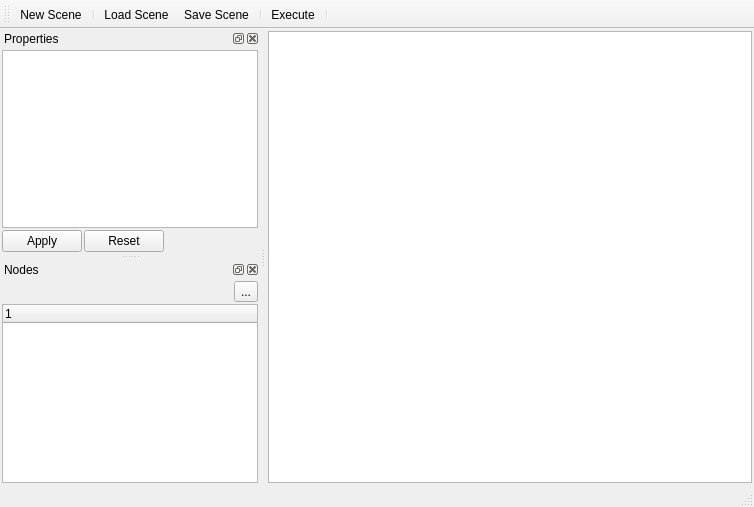
Qt form pepper/src/user_interface/win_main.ui (kumar-lakshmanan/our-py-lib) before a commit.
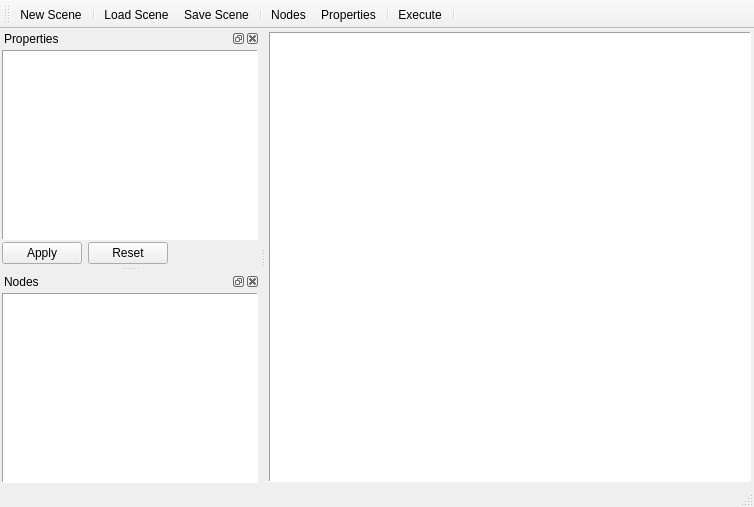
The same form after that commit.

```diff
--- a/pepper/src/user_interface/win_main.ui
+++ b/pepper/src/user_interface/win_main.ui
@@ -16,22 +16,32 @@
   <widget class="QWidget" name="centralwidget">
    <layout class="QGridLayout" name="gridLayout_3">
     <property name="leftMargin">
-     <number>2</number>
+     <number>3</number>
     </property>
     <property name="topMargin">
-     <number>2</number>
+     <number>3</number>
     </property>
     <property name="rightMargin">
-     <number>2</number>
+     <number>3</number>
     </property>
     <property name="bottomMargin">
-     <number>2</number>
+     <number>3</number>
     </property>
     <property name="spacing">
-     <number>2</number>
+     <number>3</number>
     </property>
     <item row="0" column="0">
-     <widget class="QGraphicsView" name="graphicsView"/>
+     <widget class="QGraphicsView" name="graphicsView">
+      <property name="frameShape">
+       <enum>QFrame::Panel</enum>
+      </property>
+      <property name="frameShadow">
+       <enum>QFrame::Sunken</enum>
+      </property>
+      <property name="dragMode">
+       <enum>QGraphicsView::RubberBandDrag</enum>
+      </property>
+     </widget>
     </item>
    </layout>
   </widget>
@@ -73,6 +83,13 @@
      <property name="spacing">
       <number>2</number>
      </property>
+     <item row="1" column="4">
+      <widget class="QPushButton" name="btnPropRest">
+       <property name="text">
+        <string>Reset</string>
+       </property>
+      </widget>
+     </item>
      <item row="1" column="1">
       <widget class="QPushButton" name="pushButton">
        <property name="text">
@@ -80,14 +97,7 @@
        </property>
       </widget>
      </item>
-     <item row="1" column="2">
-      <widget class="QPushButton" name="pushButton_2">
-       <property name="text">
-        <string>Reset</string>
-       </property>
-      </widget>
-     </item>
-     <item row="1" column="4">
+     <item row="1" column="5">
       <spacer name="horizontalSpacer_2">
        <property name="orientation">
         <enum>Qt::Horizontal</enum>
@@ -100,8 +110,40 @@
        </property>
       </spacer>
      </item>
-     <item row="0" column="1" colspan="4">
-      <widget class="QTableWidget" name="tableWidget"/>
+     <item row="0" column="1" colspan="5">
+      <widget class="QTreeWidget" name="trProperties">
+       <property name="font">
+        <font>
+         <pointsize>10</pointsize>
+        </font>
+       </property>
+       <property name="frameShape">
+        <enum>QFrame::Panel</enum>
+       </property>
+       <property name="frameShadow">
+        <enum>QFrame::Sunken</enum>
+       </property>
+       <property name="dragEnabled">
+        <bool>true</bool>
+       </property>
+       <property name="alternatingRowColors">
+        <bool>true</bool>
+       </property>
+       <property name="uniformRowHeights">
+        <bool>true</bool>
+       </property>
+       <property name="animated">
+        <bool>true</bool>
+       </property>
+       <property name="headerHidden">
+        <bool>true</bool>
+       </property>
+       <column>
+        <property name="text">
+         <string notr="true">1</string>
+        </property>
+       </column>
+      </widget>
      </item>
     </layout>
    </widget>
@@ -130,28 +172,37 @@
      <property name="spacing">
       <number>2</number>
      </property>
-     <item row="0" column="1">
-      <widget class="QToolButton" name="toolButton">
-       <property name="text">
-        <string>...</string>
+     <item row="0" column="0" colspan="2">
+      <widget class="QTreeWidget" name="trNodes">
+       <property name="font">
+        <font>
+         <pointsize>10</pointsize>
+        </font>
        </property>
-      </widget>
-     </item>
-     <item row="0" column="0">
-      <spacer name="horizontalSpacer">
-       <property name="orientation">
-        <enum>Qt::Horizontal</enum>
+       <property name="frameShape">
+        <enum>QFrame::Panel</enum>
        </property>
-       <property name="sizeHint" stdset="0">
-        <size>
-         <width>40</width>
-         <height>20</height>
-        </size>
+       <property name="frameShadow">
+        <enum>QFrame::Sunken</enum>
        </property>
-      </spacer>
-     </item>
-     <item row="1" column="0" colspan="2">
-      <widget class="QTreeWidget" name="treeWidget_2">
+       <property name="dragEnabled">
+        <bool>true</bool>
+       </property>
+       <property name="dragDropMode">
+        <enum>QAbstractItemView::DragDrop</enum>
+       </property>
+       <property name="alternatingRowColors">
+        <bool>true</bool>
+       </property>
+       <property name="uniformRowHeights">
+        <bool>true</bool>
+       </property>
+       <property name="animated">
+        <bool>true</bool>
+       </property>
+       <property name="headerHidden">
+        <bool>true</bool>
+       </property>
        <column>
         <property name="text">
          <string notr="true">1</string>
@@ -177,6 +228,9 @@
    <addaction name="actionLoad_Scene"/>
    <addaction name="actionSave_Scene"/>
    <addaction name="separator"/>
+   <addaction name="actionNodes"/>
+   <addaction name="actionProperties"/>
+   <addaction name="separator"/>
    <addaction name="actionExecute"/>
    <addaction name="separator"/>
   </widget>
@@ -200,6 +254,22 @@
     <string>Execute</string>
    </property>
   </action>
+  <action name="actionProperties">
+   <property name="checkable">
+    <bool>true</bool>
+   </property>
+   <property name="text">
+    <string>Properties</string>
+   </property>
+  </action>
+  <action name="actionNodes">
+   <property name="checkable">
+    <bool>true</bool>
+   </property>
+   <property name="text">
+    <string>Nodes</string>
+   </property>
+  </action>
  </widget>
  <resources/>
  <connections/>
```
Left out of the diff: 78 changed lines with no effect on the pictures.
